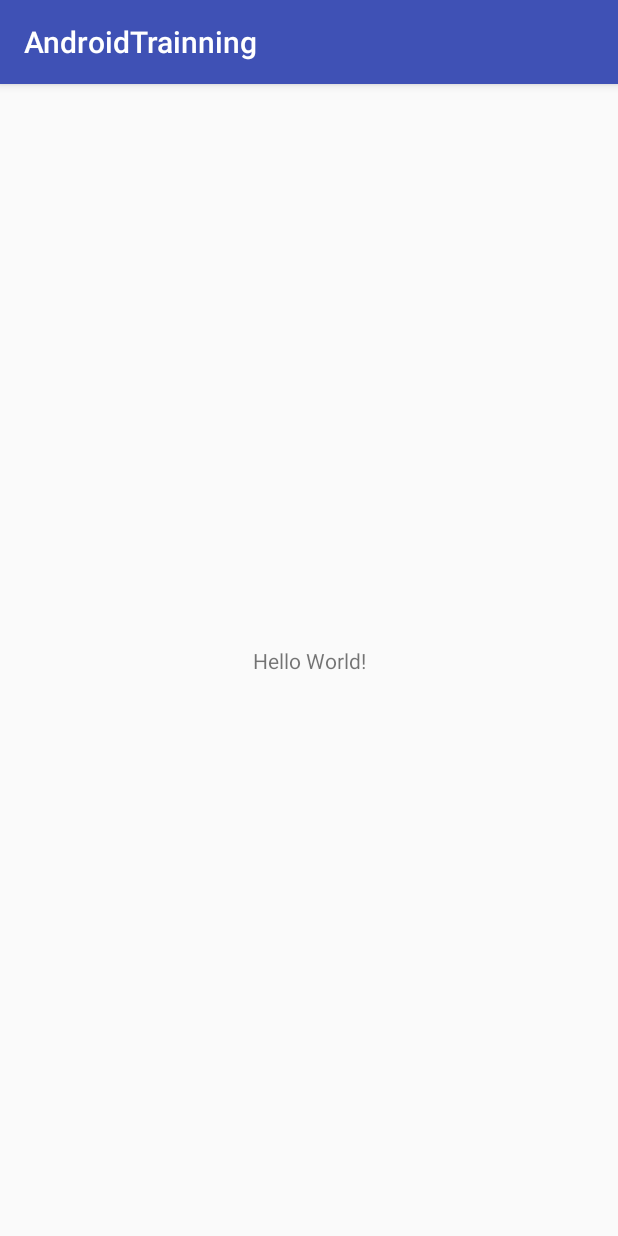
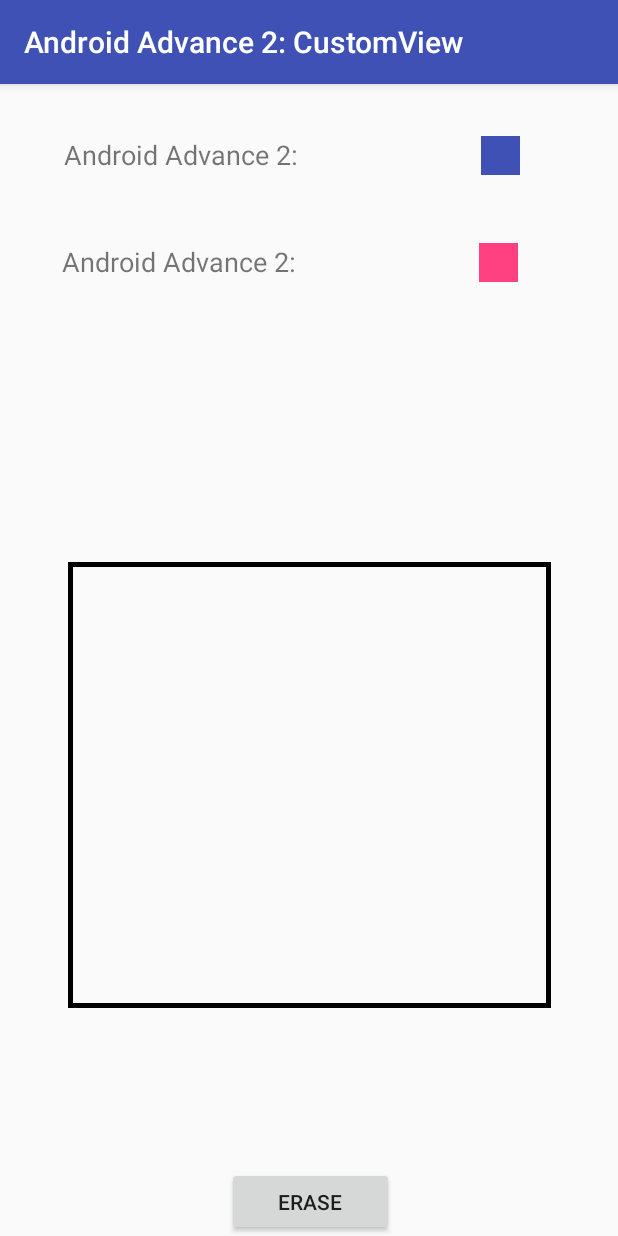
Before and after one commit to daolq3012/AndroidTrainning, an Android app: the screen it shows after launch (MainActivity), on a phone screen of 412 x 824 dp. Run offline under Robolectric (Android 15) with nearby library versions, the phone set to English and light mode, and no system bars.

Commit message:
[Android Advance2][Lesion 1] CustomViews

```diff
--- a/app/src/main/java/com/fstyle/androidtrainning/MainActivity.java
+++ b/app/src/main/java/com/fstyle/androidtrainning/MainActivity.java
@@ -2,12 +2,22 @@ package com.fstyle.androidtrainning;
 
 import android.support.v7.app.AppCompatActivity;
 import android.os.Bundle;
+import android.view.View;
+import com.fstyle.androidtrainning.widget.customView.TouchEventView;
 
 public class MainActivity extends AppCompatActivity {
+
+    private TouchEventView mTouchEventView;
 
     @Override
     protected void onCreate(Bundle savedInstanceState) {
         super.onCreate(savedInstanceState);
         setContentView(R.layout.activity_main);
+
+        mTouchEventView = (TouchEventView) findViewById(R.id.touchView);
+    }
+
+    public void onButtonEraseClicked(View view) {
+        mTouchEventView.erase();
     }
 }
--- /dev/null
+++ b/app/src/main/java/com/fstyle/androidtrainning/widget/compoundView/ColorOptionsView.java
@@ -0,0 +1,47 @@
+package com.fstyle.androidtrainning.widget.compoundView;
+
+import android.content.Context;
+import android.content.res.TypedArray;
+import android.support.annotation.Nullable;
+import android.util.AttributeSet;
+import android.view.LayoutInflater;
+import android.view.View;
+import android.widget.LinearLayout;
+import android.widget.TextView;
+import com.fstyle.androidtrainning.R;
+
+/**
+ * Created by DaoLQ on 20/04/2017.
+ */
+
+public class ColorOptionsView extends LinearLayout {
+    public ColorOptionsView(Context context) {
+        this(context, null);
+    }
+
+    public ColorOptionsView(Context context, @Nullable AttributeSet attrs) {
+        this(context, attrs, 0);
+    }
+
+    public ColorOptionsView(Context context, @Nullable AttributeSet attrs, int defStyleAttr) {
+        super(context, attrs, defStyleAttr);
+        setAttribute(context, attrs);
+    }
+
+    private void setAttribute(Context context, AttributeSet attrs) {
+
+        TypedArray typedArray = context.obtainStyledAttributes(attrs, R.styleable.ColorOptionsView, 0, 0);
+        String titleText = typedArray.getString(R.styleable.ColorOptionsView_titleText);
+        @SuppressWarnings("ResourceAsColor") int valueColor =
+                typedArray.getColor(R.styleable.ColorOptionsView_valueColor,
+                        android.R.color.holo_blue_light);
+        typedArray.recycle();
+
+        final View view =
+                LayoutInflater.from(context).inflate(R.layout.view_color_options, this, true);
+        TextView tvTitle = (TextView) view.findViewById(R.id.tv_title);
+        tvTitle.setText(titleText);
+        View viewRect = view.findViewById(R.id.view_rect);
+        viewRect.setBackgroundColor(valueColor);
+    }
+}
--- /dev/null
+++ b/app/src/main/java/com/fstyle/androidtrainning/widget/customView/TouchEventView.java
@@ -0,0 +1,82 @@
+package com.fstyle.androidtrainning.widget.customView;
+
+import android.content.Context;
+import android.graphics.Canvas;
+import android.graphics.Color;
+import android.graphics.Paint;
+import android.graphics.Path;
+import android.support.annotation.Nullable;
+import android.util.AttributeSet;
+import android.view.MotionEvent;
+import android.view.View;
+
+/**
+ * Created by DaoLQ on 20/04/2017.
+ */
+
+public class TouchEventView extends View {
+
+    private Paint mPaint;
+    private Path mPath;
+
+    public TouchEventView(Context context) {
+        this(context, null);
+    }
+
+    public TouchEventView(Context context, @Nullable AttributeSet attrs) {
+        this(context, attrs, 0);
+    }
+
+    public TouchEventView(Context context, @Nullable AttributeSet attrs, int defStyleAttr) {
+        super(context, attrs, defStyleAttr);
+        setAttribute();
+    }
+
+    private void setAttribute() {
+        mPaint = new Paint();
+        mPath = new Path();
+
+        mPaint.setAntiAlias(true);
+        mPaint.setStrokeWidth(10f);
+        mPaint.setColor(Color.BLACK);
+
+        mPaint.setStyle(Paint.Style.STROKE);
+        mPaint.setStrokeJoin(Paint.Join.ROUND);
+    }
+
+    @Override
+    protected void onDraw(Canvas canvas) {
+        canvas.drawRect(0, 0, getWidth(), getHeight(), mPaint);
+        canvas.drawPath(mPath, mPaint);
+    }
+
+    @Override
+    public boolean onTouchEvent(MotionEvent event) {
+        float eventX = event.getX();
+        float eventY = event.getY();
+
+        switch (event.getAction()) {
+            case MotionEvent.ACTION_DOWN:
+                mPath.moveTo(eventX, eventY);
+                return true;
+            case MotionEvent.ACTION_MOVE:
+
+                mPath.lineTo(eventX, eventY);
+                break;
+            case MotionEvent.ACTION_UP:
+
+                break;
+            default:
+                return false;
+        }
+
+        // Schedules a repaint.
+        invalidate();
+        return true;
+    }
+
+    public void erase() {
+        mPath.reset();
+        invalidate();
+    }
+}
--- a/app/src/main/res/layout/activity_main.xml
+++ b/app/src/main/res/layout/activity_main.xml
@@ -8,14 +8,55 @@
     tools:context="com.fstyle.androidtrainning.MainActivity"
     >
 
-    <TextView
-        android:layout_width="wrap_content"
-        android:layout_height="wrap_content"
-        android:text="Hello World!"
+    <com.fstyle.androidtrainning.widget.compoundView.ColorOptionsView
+        android:layout_width="@dimen/dp_336"
+        android:layout_height="@dimen/dp_46"
+        app:layout_constraintBottom_toBottomOf="parent"
+        app:layout_constraintHorizontal_bias="0.347"
+        app:layout_constraintLeft_toLeftOf="parent"
+        app:layout_constraintRight_toRightOf="parent"
+        app:layout_constraintTop_toTopOf="parent"
+        app:layout_constraintVertical_bias="0.034"
+        app:titleText="@string/app_name"
+        app:valueColor="@color/colorPrimary"
+        />
+
+    <com.fstyle.androidtrainning.widget.compoundView.ColorOptionsView
+        android:layout_width="@dimen/dp_336"
+        android:layout_height="@dimen/dp_46"
+        app:layout_constraintBottom_toBottomOf="parent"
+        app:layout_constraintHorizontal_bias="0.333"
+        app:layout_constraintLeft_toLeftOf="parent"
+        app:layout_constraintRight_toRightOf="parent"
+        app:layout_constraintTop_toTopOf="parent"
+        app:layout_constraintVertical_bias="0.133"
+        app:titleText="@string/app_name"
+        app:valueColor="@color/colorAccent"
+        />
+
+    <com.fstyle.androidtrainning.widget.customView.TouchEventView
+        android:id="@+id/touchView"
+        android:layout_width="@dimen/dp_322"
+        android:layout_height="@dimen/dp_297"
         app:layout_constraintBottom_toBottomOf="parent"
         app:layout_constraintLeft_toLeftOf="parent"
         app:layout_constraintRight_toRightOf="parent"
         app:layout_constraintTop_toTopOf="parent"
+        app:layout_constraintVertical_bias="0.677"
+        />
+
+    <Button
+        android:layout_width="@dimen/dp_111"
+        android:layout_height="@dimen/dp_46"
+        android:onClick="onButtonEraseClicked"
+        android:text="@string/erase"
+        app:layout_constraintBottom_toBottomOf="parent"
+        app:layout_constraintHorizontal_bias="0.503"
+        app:layout_constraintLeft_toLeftOf="parent"
+        app:layout_constraintRight_toRightOf="parent"
+        app:layout_constraintTop_toTopOf="parent"
+        app:layout_constraintVertical_bias="1.0"
+        tools:layout_editor_absoluteY="@dimen/dp_466"
         />
 
 </android.support.constraint.ConstraintLayout>
--- /dev/null
+++ b/app/src/main/res/layout/view_color_options.xml
@@ -0,0 +1,26 @@
+<?xml version="1.0" encoding="utf-8"?>
+<LinearLayout xmlns:android="http://schemas.android.com/apk/res/android"
+    android:layout_width="match_parent"
+    android:layout_height="wrap_content"
+    android:paddingBottom="@dimen/dp_10"
+    android:paddingTop="@dimen/dp_10"
+    >
+
+    <TextView
+        android:id="@+id/tv_title"
+        android:layout_width="0dp"
+        android:layout_height="wrap_content"
+        android:layout_marginLeft="16dp"
+        android:layout_weight="1"
+        android:textSize="18sp"
+        />
+
+    <View
+        android:id="@+id/view_rect"
+        android:layout_width="26dp"
+        android:layout_height="26dp"
+        android:layout_marginLeft="16dp"
+        android:layout_marginRight="16dp"
+        />
+
+</LinearLayout>
--- /dev/null
+++ b/app/src/main/res/values/attrs.xml
@@ -0,0 +1,7 @@
+<?xml version="1.0" encoding="utf-8"?>
+<resources>
+    <declare-styleable name="ColorOptionsView">
+        <attr format="string" localization="suggested" name="titleText"/>
+        <attr format="color" name="valueColor"/>
+    </declare-styleable>
+</resources>
--- /dev/null
+++ b/app/src/main/res/values/dimens.xml
@@ -0,0 +1,10 @@
+<?xml version="1.0" encoding="utf-8"?>
+<resources>
+    <dimen name="dp_10">10dp</dimen>
+    <dimen name="dp_336">336dp</dimen>
+    <dimen name="dp_46">46dp</dimen>
+    <dimen name="dp_466">466dp</dimen>
+    <dimen name="dp_322">322dp</dimen>
+    <dimen name="dp_297">297dp</dimen>
+    <dimen name="dp_111">111dp</dimen>
+</resources>
--- a/app/src/main/res/values/strings.xml
+++ b/app/src/main/res/values/strings.xml
@@ -1,3 +1,4 @@
 <resources>
-    <string name="app_name">AndroidTrainning</string>
+    <string name="app_name">Android Advance 2: CustomView</string>
+    <string name="erase">Erase</string>
 </resources>
```
